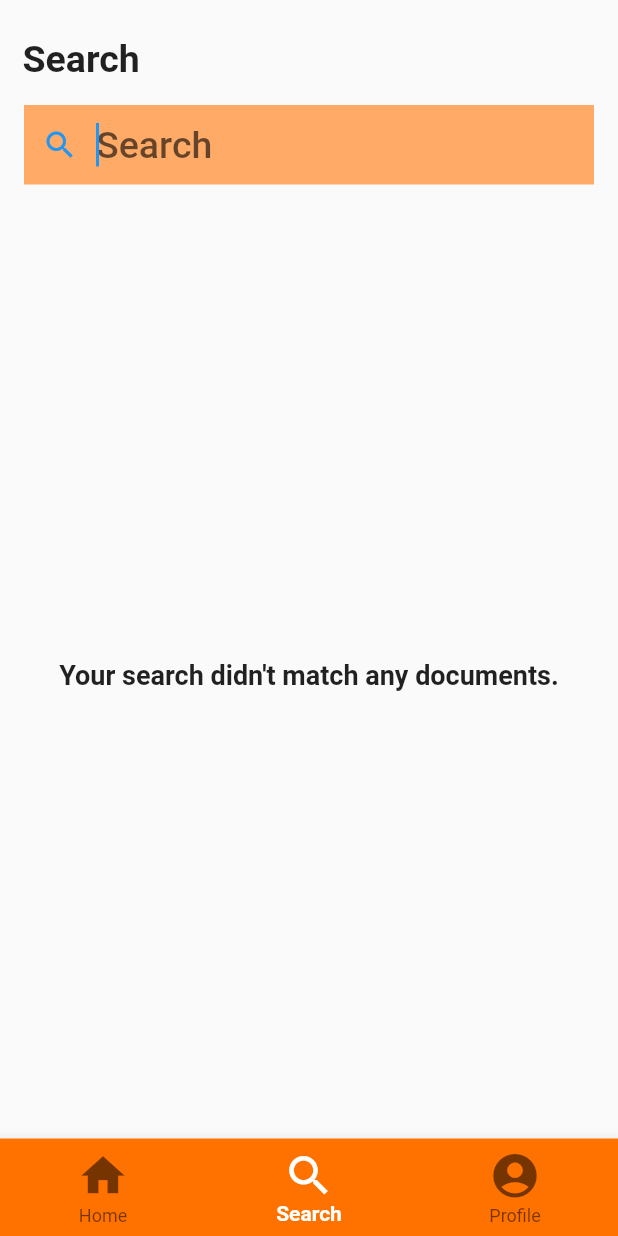
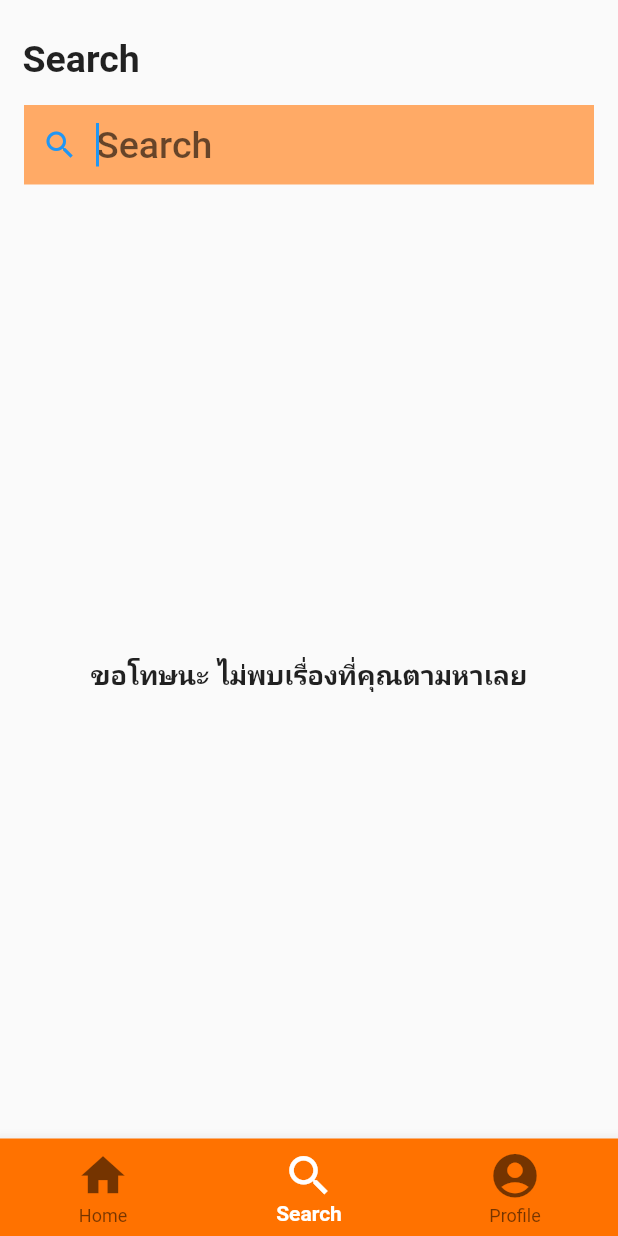
Before and after one commit to Napat-Edu/Overvoice, a Flutter app: the Navbar screen opened directly, item 2 of the bottom bar chosen, on a phone screen of 412 x 824 dp. Run offline on Flutter 3.47's test engine with Material 2 defaults, Android fonts, the phone set to English and light mode, and no system bars; our stand-ins replace cloud_firestore, firebase_auth, firebase_core, flutter_signin_button, google_sign_in; accounts and stored records are empty; network calls fail.

Commit message:
found a search glitch

```diff
--- a/lib/views/search.dart
+++ b/lib/views/search.dart
@@ -21,7 +21,8 @@ class _SearchState extends State<Search> {
     setState(() {
       displayList = mainTitleList
           .where((element) =>
-              element.titleName!.toLowerCase().contains(value.toLowerCase()) || element.titleNameEng!.toLowerCase().contains(value.toLowerCase()))
+              element.titleName!.toLowerCase().contains(value.toLowerCase()) ||
+              element.titleNameEng!.toLowerCase().contains(value.toLowerCase()))
           .toList();
     });
   }
@@ -34,8 +35,8 @@ class _SearchState extends State<Search> {
         .get()
         .then((QuerySnapshot querySnapshot) {
       querySnapshot.docs.forEach((doc) {
-        list.add(TitleDetails(
-            doc["name"], doc["enName"], doc["episode"], doc["duration"], doc["img"], doc.id));
+        list.add(TitleDetails(doc["name"], doc["enName"], doc["episode"],
+            doc["duration"], doc["img"], doc.id));
       });
     });
 
@@ -80,7 +81,7 @@ class _SearchState extends State<Search> {
           child: displayList.isEmpty
               ? const Center(
                   child: Text(
-                    "Your search didn't match any documents.",
+                    "ขอโทษนะ ไม่พบเรื่องที่คุณตามหาเลย",
                     style: TextStyle(fontSize: 18, fontWeight: FontWeight.w700),
                   ),
                 )
--- a/lib/views/solo.dart
+++ b/lib/views/solo.dart
@@ -1,7 +1,4 @@
 import 'package:flutter/material.dart';
-import 'package:flutter/src/widgets/container.dart';
-import 'package:flutter/src/widgets/framework.dart';
-import 'package:overvoice_project/views/fullcon.dart';
 import 'package:overvoice_project/views/record.dart';
 
 class Solo extends StatefulWidget {
--- a/lib/views/voiceover.dart
+++ b/lib/views/voiceover.dart
@@ -1,7 +1,4 @@
 import 'package:flutter/material.dart';
-import 'package:flutter/src/widgets/container.dart';
-import 'package:flutter/src/widgets/framework.dart';
-import 'package:overvoice_project/views/record.dart';
 
 class VoiceOver extends StatefulWidget {
   const VoiceOver({super.key});
```
